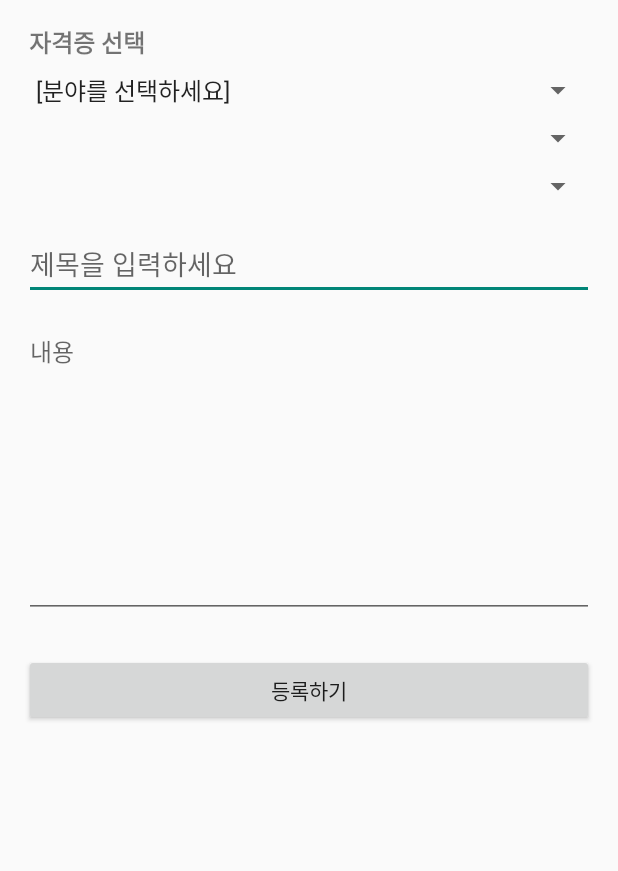
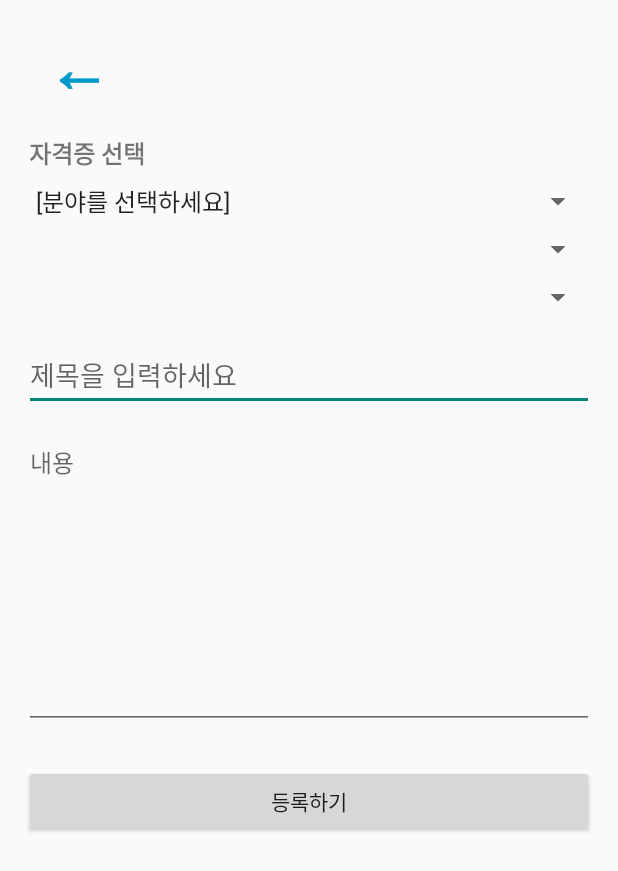
Before and after one commit to flying-adventure/JAMANBI, an Android app built with Jetpack Compose: the PostWriteActivity screen opened directly, with no data from a screen before it, on a phone screen of 412 x 824 dp. Shown: the top 871 px of the screen. Run offline under Robolectric (Android 15) with nearby library versions, the phone set to English and light mode, and no system bars; our stand-ins replace Firebase (no records; nobody signed in at launch, a user with empty details on screens opened directly).

```diff
--- a/jamanbi/app/src/main/java/com/example/jamanbi/PostWriteActivity.kt
+++ b/jamanbi/app/src/main/java/com/example/jamanbi/PostWriteActivity.kt
@@ -17,9 +17,14 @@ class PostWriteActivity : AppCompatActivity() {
 
         firestore = FirebaseFirestore.getInstance()
 
+
         val titleEdit = findViewById<EditText>(R.id.editTitle)
         val contentEdit = findViewById<EditText>(R.id.editContent)
         val submitButton = findViewById<Button>(R.id.btnSubmit)
+        val backButton = findViewById<Button>(R.id.btnBackFromWrite)
+        backButton.setOnClickListener {
+            finish()
+        }
 
         val spinnerCategory = findViewById<Spinner>(R.id.spinnerCategory)
         val spinnerSubCategory = findViewById<Spinner>(R.id.spinnerSubCategory)
--- a/jamanbi/app/src/main/res/layout/activity_post_list.xml
+++ b/jamanbi/app/src/main/res/layout/activity_post_list.xml
@@ -81,8 +81,8 @@
             android:layout_width="wrap_content"
             android:layout_height="wrap_content"
             android:layout_gravity="bottom|end"
-            android:layout_margin="16dp"
-            android:layout_marginBottom="64dp"
+            android:layout_marginEnd="16dp"
+            android:layout_marginBottom="92dp"
         android:src="@android:drawable/ic_input_add"
         android:contentDescription="게시글 작성"
         android:tint="@android:color/white"
--- a/jamanbi/app/src/main/res/layout/activity_post_write.xml
+++ b/jamanbi/app/src/main/res/layout/activity_post_write.xml
@@ -6,6 +6,19 @@
     android:orientation="vertical"
     android:fitsSystemWindows="true"
     android:paddingTop="30dp">
+
+    <Button
+        android:id="@+id/btnBackFromWrite"
+        android:layout_width="wrap_content"
+        android:layout_height="wrap_content"
+        android:text="←"
+        android:textSize="42sp"
+        android:textStyle="bold"
+        android:textColor="@android:color/holo_blue_dark"
+        android:background="@android:color/transparent"
+        android:layout_marginBottom="16dp"
+        android:layout_marginStart="-8dp" />
+
 
     <TextView
         android:id="@+id/textCertificateGuide"
```
Also changed, not shown: jamanbi/app/src/main/java/com/example/jamanbi/PostViewActivity.kt (+19 -15 lines).
